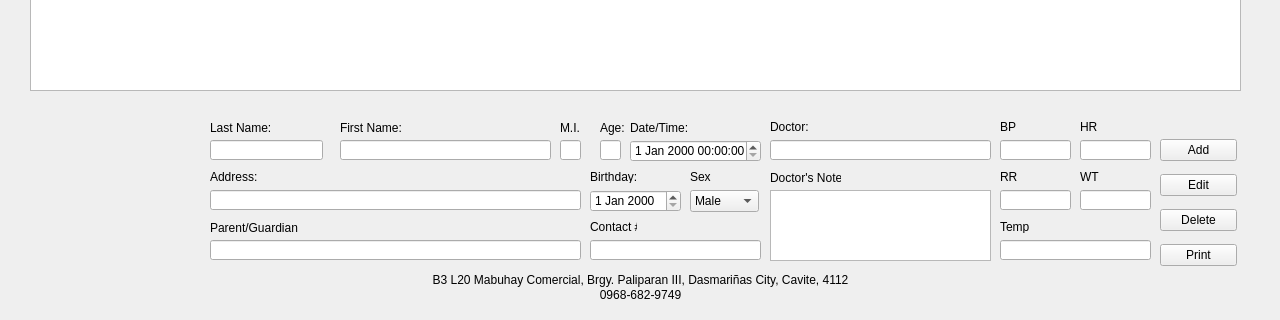
Old version of the form landing.ui in the repository JiheoneyBaek/clinical_health_record_app_project; both pictures show x 0 to 1280 and y 400 to 720 of the 1280 by 720 pixel window.
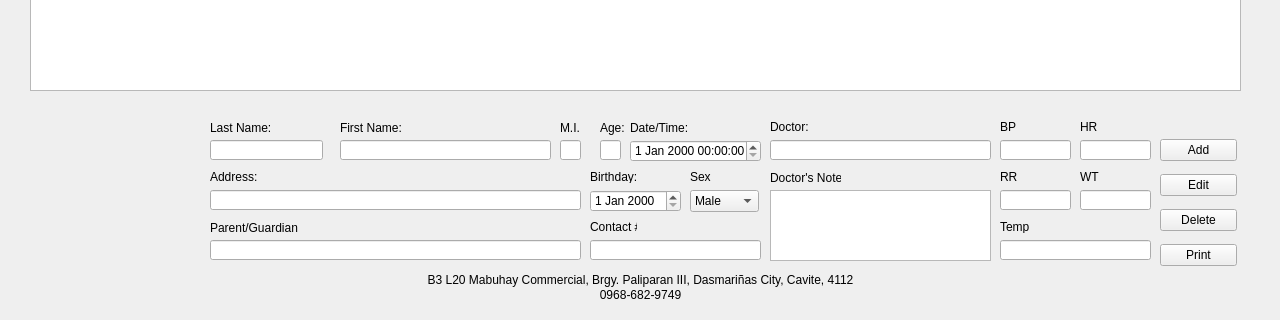
New version of the form. Icons and pictures are not drawn.

Diff of the .ui file:
```diff
--- a/landing.ui
+++ b/landing.ui
@@ -586,7 +586,7 @@
      </rect>
     </property>
     <property name="text">
-     <string>B3 L20 Mabuhay Comercial, Brgy. Paliparan III, Dasmariñas City, Cavite, 4112</string>
+     <string>B3 L20 Mabuhay Commercial, Brgy. Paliparan III, Dasmariñas City, Cavite, 4112</string>
     </property>
     <property name="alignment">
      <set>Qt::AlignCenter</set>
@@ -608,7 +608,7 @@
      <set>Qt::AlignCenter</set>
     </property>
    </widget>
-   <widget class="QWidget" name="">
+   <widget class="QWidget" name="layoutWidget">
     <property name="geometry">
      <rect>
       <x>1160</x>
```
Left out of the diff: 38 changed lines with no effect on the pictures.
